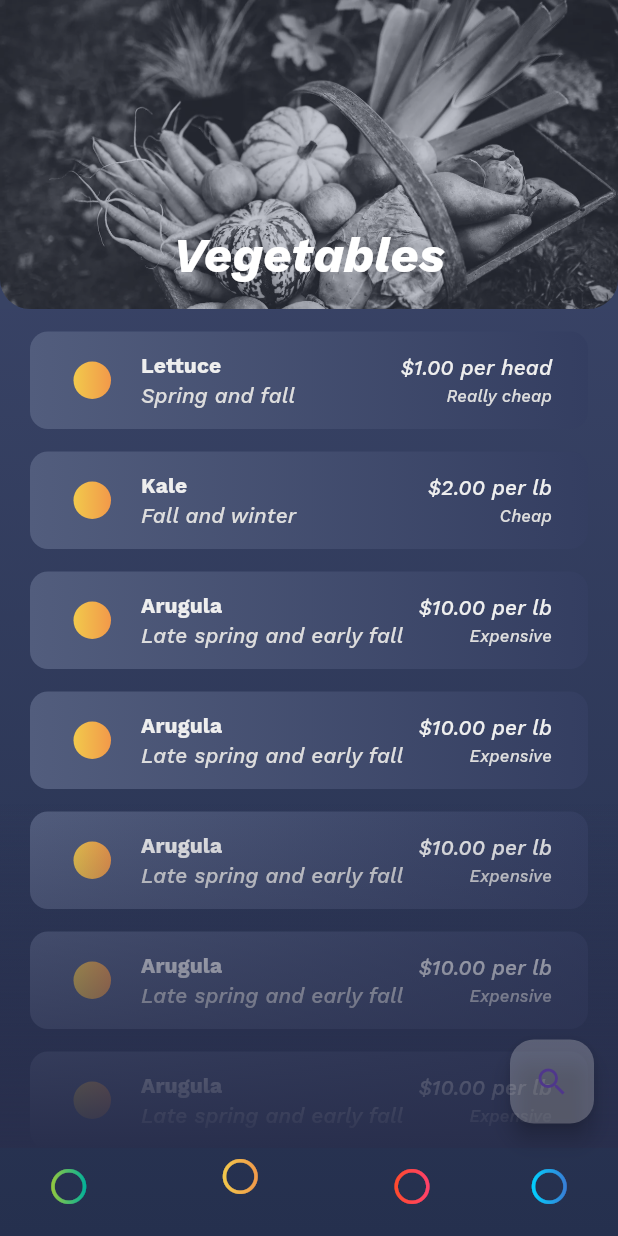
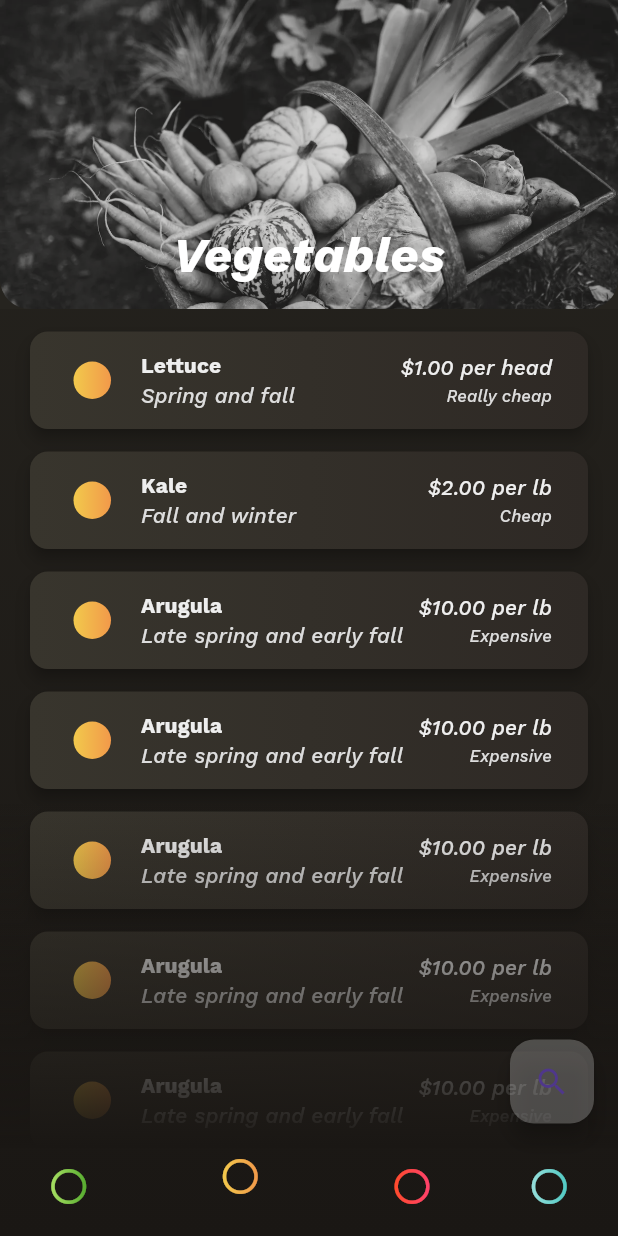
Before and after one commit to 3enedict/limelight, a Flutter app: the screen it shows after launch, on a phone screen of 412 x 824 dp. Run offline on Flutter 3.47's test engine with Material 2 defaults, Android fonts, the phone set to English and light mode, and no system bars; our stand-ins replace fluttericon, google_fonts; statements that could not run were skipped.

Commit message:
Fixed colorscheme (tinted grays with accent color)

```diff
--- /dev/null
+++ b/lib/gradients.dart
@@ -0,0 +1,50 @@
+library gradients;
+
+import 'package:flutter/material.dart';
+
+const limelightGradient = [
+  Color(0xFF41cdc9),
+  Color(0xFF3aaada),
+];
+
+const leafyGreensGradient = [
+  Color(0xFFa8e063),
+  Color(0xFF56ab2f),
+];
+
+const vegetablesGradient = [
+  Color(0xFFF2C94C),
+  Color(0xFFF2994A),
+];
+
+const meatGradient = [
+  Color(0xFFFF4B2B),
+  Color(0xFFFF416C),
+];
+
+const fishGradient = [
+  Color(0xFF96DEDA),
+  Color(0xFF50C9C3),
+];
+
+List<Color> toBackgroundGradient(List<Color> gradient) {
+  return [
+    toBackgroundColor(gradient[0], 0.15, 0.2),
+    toBackgroundColor(gradient[1], 0.10, 0.2),
+  ];
+}
+
+List<Color> toSurfaceGradient(List<Color> gradient) {
+  return [
+    toBackgroundColor(gradient[0], 0.22, 0.2),
+    toBackgroundColor(gradient[1], 0.18, 0.2),
+  ];
+}
+
+Color toBackgroundColor(Color color, double value, double saturation) {
+  var hsvColor = HSVColor.fromColor(color);
+  hsvColor = hsvColor.withValue(value);
+  hsvColor = hsvColor.withSaturation(saturation);
+
+  return hsvColor.toColor();
+}
--- a/lib/pages/ingredients_page.dart
+++ b/lib/pages/ingredients_page.dart
@@ -6,6 +6,7 @@ import 'package:limelight/pages/ingredients_subpages/leafy_greens_page.dart';
 import 'package:limelight/pages/ingredients_subpages/vegetables_page.dart';
 import 'package:limelight/pages/ingredients_subpages/meat_page.dart';
 import 'package:limelight/pages/ingredients_subpages/fish_page.dart';
+import 'package:limelight/gradients.dart';
 
 class IngredientsPage extends StatefulWidget {
   const IngredientsPage({super.key});
@@ -23,15 +24,19 @@ class IngredientsPageState extends State<IngredientsPage> {
     const FishPage(),
   ];
 
+  final _gradients = [
+    leafyGreensGradient,
+    vegetablesGradient,
+    meatGradient,
+    fishGradient,
+  ];
+
   @override
   Widget build(BuildContext context) {
     return Container(
-      decoration: const BoxDecoration(
+      decoration: BoxDecoration(
         gradient: LinearGradient(
-          colors: [
-            Color(0xFF3e486c),
-            Color(0xFF25304e),
-          ],
+          colors: toBackgroundGradient(_gradients[_currentIndex]),
           begin: Alignment.topCenter,
           end: Alignment.bottomCenter,
         ),
@@ -47,18 +52,10 @@ class IngredientsPageState extends State<IngredientsPage> {
           selectedItemColor: Colors.white,
           unselectedItemColor: Colors.white,
           items: [
-            bottomNavBarItem(
-              [const Color(0xFF96c93d), const Color(0xFF00b09b)],
-            ),
-            bottomNavBarItem(
-              [const Color(0xFFF2C94C), const Color(0xFFF2994A)],
-            ),
-            bottomNavBarItem(
-              [const Color(0xFFFF4B2B), const Color(0xFFFF416C)],
-            ),
-            bottomNavBarItem(
-              [const Color(0xFF00d2ff), const Color(0xFF3a7bd5)],
-            ),
+            bottomNavBarItem(leafyGreensGradient),
+            bottomNavBarItem(vegetablesGradient),
+            bottomNavBarItem(meatGradient),
+            bottomNavBarItem(fishGradient),
           ],
         ),
         floatingActionButton: FloatingActionButton(
@@ -79,9 +76,7 @@ BottomNavigationBarItem bottomNavBarItem(List<Color> gradient) {
   return BottomNavigationBarItem(
     icon: ShaderMask(
       shaderCallback: (Rect bounds) {
-        return LinearGradient(
-          colors: gradient,
-        ).createShader(bounds);
+        return LinearGradient(colors: gradient).createShader(bounds);
       },
       blendMode: BlendMode.srcIn,
       child: const Icon(
--- a/lib/pages/ingredients_subpages/vegetables_page.dart
+++ b/lib/pages/ingredients_subpages/vegetables_page.dart
@@ -2,14 +2,10 @@ import 'package:flutter/material.dart';
 
 import 'package:limelight/widgets/page.dart';
 import 'package:limelight/widgets/ingredient.dart';
+import 'package:limelight/gradients.dart';
 
 class VegetablesPage extends StatelessWidget {
   const VegetablesPage({super.key});
-
-  final _gradient = const [
-    Color(0xFFF2C94C),
-    Color(0xFFF2994A),
-  ];
 
   @override
   Widget build(BuildContext context) {
@@ -19,55 +15,56 @@ class VegetablesPage extends StatelessWidget {
         season: 'Spring and fall',
         price: '\$1.00 per head',
         cheapness: 'Really cheap',
-        gradient: _gradient,
+        gradient: vegetablesGradient,
       ),
       IngredientData(
         name: 'Kale',
         season: 'Fall and winter',
         price: '\$2.00 per lb',
         cheapness: 'Cheap',
-        gradient: _gradient,
+        gradient: vegetablesGradient,
       ),
       IngredientData(
         name: 'Arugula',
         season: 'Late spring and early fall',
         price: '\$10.00 per lb',
         cheapness: 'Expensive',
-        gradient: _gradient,
+        gradient: vegetablesGradient,
       ),
       IngredientData(
         name: 'Arugula',
         season: 'Late spring and early fall',
         price: '\$10.00 per lb',
         cheapness: 'Expensive',
-        gradient: _gradient,
+        gradient: vegetablesGradient,
       ),
       IngredientData(
         name: 'Arugula',
         season: 'Late spring and early fall',
         price: '\$10.00 per lb',
         cheapness: 'Expensive',
-        gradient: _gradient,
+        gradient: vegetablesGradient,
       ),
       IngredientData(
         name: 'Arugula',
         season: 'Late spring and early fall',
         price: '\$10.00 per lb',
         cheapness: 'Expensive',
-        gradient: _gradient,
+        gradient: vegetablesGradient,
       ),
       IngredientData(
         name: 'Arugula',
         season: 'Late spring and early fall',
         price: '\$10.00 per lb',
         cheapness: 'Expensive',
-        gradient: _gradient,
+        gradient: vegetablesGradient,
       ),
     ];
 
     return DefaultPage(
       title: 'Vegetables',
       titleBackground: const AssetImage('assets/Vegetables.webp'),
+      backgroundGradient: toBackgroundGradient(vegetablesGradient),
       items: SliverList(
         delegate: SliverChildBuilderDelegate(
           (BuildContext context, int index) {
--- a/lib/widgets/button_item.dart
+++ b/lib/widgets/button_item.dart
@@ -8,6 +8,7 @@ class ButtonItem extends StatefulWidget {
   final String info;
   final String subInfo;
   final List<Color> accentGradient;
+  final List<Color> backgroundGradient;
 
   const ButtonItem({
     super.key,
@@ -16,6 +17,7 @@ class ButtonItem extends StatefulWidget {
     required this.info,
     required this.subInfo,
     required this.accentGradient,
+    required this.backgroundGradient,
   });
 
   @override
@@ -38,9 +40,8 @@ class ButtonItemState extends State<ButtonItem>
       accentGradient: _enabled
           ? const [Color(0xBBFFFFFF), Color(0xBBFFFFFF)]
           : widget.accentGradient,
-      backgroundGradient: _enabled
-          ? widget.accentGradient
-          : const [Color(0xFF525d7d), Color(0xFF343e61)],
+      backgroundGradient:
+          _enabled ? widget.accentGradient : widget.backgroundGradient,
       onPressed: () => setState(() => _enabled = !_enabled),
     );
   }
--- a/lib/widgets/ingredient.dart
+++ b/lib/widgets/ingredient.dart
@@ -2,6 +2,7 @@ import 'package:flutter/material.dart';
 
 import 'package:limelight/widgets/item.dart';
 import 'package:limelight/widgets/button_item.dart';
+import 'package:limelight/gradients.dart';
 
 class IngredientData {
   final String name;
@@ -25,6 +26,7 @@ class IngredientData {
       info: price,
       subInfo: cheapness,
       accentGradient: gradient,
+      backgroundGradient: toSurfaceGradient(gradient),
       onPressed: onPressed,
     );
   }
@@ -36,6 +38,7 @@ class IngredientData {
       info: price,
       subInfo: cheapness,
       accentGradient: gradient,
+      backgroundGradient: toSurfaceGradient(gradient),
     );
   }
 }
--- a/lib/widgets/item.dart
+++ b/lib/widgets/item.dart
@@ -1,15 +1,17 @@
 import 'package:flutter/material.dart';
 
 import 'package:google_fonts/google_fonts.dart';
+
+import 'package:limelight/gradients.dart';
 
 class Item extends StatelessWidget {
   final String title;
   final String subTitle;
   final String info;
   final String subInfo;
+  final VoidCallback onPressed;
   final List<Color> accentGradient;
   final List<Color> backgroundGradient;
-  final VoidCallback onPressed;
 
   const Item({
     super.key,
@@ -17,20 +19,18 @@ class Item extends StatelessWidget {
     required this.subTitle,
     required this.info,
     required this.subInfo,
-    this.accentGradient = const [
-      Color(0xFF8E2DE2),
-      Color(0xFF4A00E0),
-    ],
-    this.backgroundGradient = const [
-      Color(0xFF525d7d),
-      Color(0xFF343e61),
-    ],
     required this.onPressed,
+    required this.accentGradient,
+    required this.backgroundGradient,
   });
 
   @override
   Widget build(BuildContext context) {
-    return Container(
+    return Card(
+      color: Colors.transparent,
+      elevation: 4,
+      margin: const EdgeInsets.fromLTRB(20, 15, 20, 0),
+      child: Container(
         decoration: BoxDecoration(
           borderRadius: BorderRadius.circular(12),
           gradient: LinearGradient(
@@ -39,7 +39,6 @@ class Item extends StatelessWidget {
             end: Alignment.centerRight,
           ),
         ),
-      margin: const EdgeInsets.fromLTRB(20, 15, 20, 0),
         child: ElevatedButton(
           style: ElevatedButton.styleFrom(
             backgroundColor: Colors.transparent,
@@ -54,11 +53,7 @@ class Item extends StatelessWidget {
               Container(
                 decoration: BoxDecoration(
                   borderRadius: BorderRadius.circular(15),
-                gradient: LinearGradient(
-                  colors: accentGradient,
-                  begin: Alignment.centerLeft,
-                  end: Alignment.centerRight,
-                ),
+                  gradient: LinearGradient(colors: accentGradient),
                 ),
                 margin: const EdgeInsets.fromLTRB(5, 20, 20, 20),
                 height: 25,
@@ -123,6 +118,7 @@ class Item extends StatelessWidget {
             ],
           ),
         ),
+      ),
     );
   }
 }
--- a/lib/widgets/page.dart
+++ b/lib/widgets/page.dart
@@ -6,6 +6,7 @@ class DefaultPage extends StatelessWidget {
   final String title;
   final AssetImage titleBackground;
   final Widget items;
+  final List<Color> backgroundGradient;
   final double padding;
 
   const DefaultPage({
@@ -13,6 +14,7 @@ class DefaultPage extends StatelessWidget {
     required this.title,
     required this.titleBackground,
     required this.items,
+    required this.backgroundGradient,
     this.padding = 180,
   });
 
@@ -20,14 +22,14 @@ class DefaultPage extends StatelessWidget {
   Widget build(BuildContext context) {
     return ShaderMask(
       shaderCallback: (bound) {
-        return const LinearGradient(
+        return LinearGradient(
             end: FractionalOffset.topCenter,
             begin: FractionalOffset.bottomCenter,
             colors: [
-              Color(0xFF292f4d),
-              Color(0x00292f4d),
+              backgroundGradient[1],
+              backgroundGradient[1].withAlpha(0),
             ],
-            stops: [
+            stops: const [
               0.0,
               0.3,
             ]).createShader(bound);
@@ -38,11 +40,11 @@ class DefaultPage extends StatelessWidget {
         child: CustomScrollView(
           slivers: <Widget>[
             SliverAppBar(
-              pinned: true,
+              pinned: false,
               snap: false,
               floating: false,
               expandedHeight: MediaQuery.of(context).size.height * 0.25,
-              backgroundColor: const Color(0xFF384364),
+              backgroundColor: backgroundGradient[0],
               flexibleSpace: FlexibleSpaceBar(
                 centerTitle: true,
                 title: Text(
@@ -72,12 +74,12 @@ class DefaultPage extends StatelessWidget {
                     ),
                   ),
                   child: Container(
-                    decoration: const BoxDecoration(
-                      borderRadius: BorderRadius.vertical(
+                    decoration: BoxDecoration(
+                      borderRadius: const BorderRadius.vertical(
                         top: Radius.circular(0),
                         bottom: Radius.circular(20),
                       ),
-                      color: Color(0x44384364),
+                      color: backgroundGradient[0].withAlpha(40),
                     ),
                   ),
                 ),
--- a/lib/widgets/recipe.dart
+++ b/lib/widgets/recipe.dart
@@ -2,6 +2,7 @@ import 'package:flutter/material.dart';
 
 import 'package:limelight/widgets/item.dart';
 import 'package:limelight/widgets/button_item.dart';
+import 'package:limelight/gradients.dart';
 
 class RecipeData {
   final String name;
@@ -25,6 +26,7 @@ class RecipeData {
       info: time,
       subInfo: easiness,
       accentGradient: gradient,
+      backgroundGradient: toSurfaceGradient(gradient),
       onPressed: onPressed,
     );
   }
@@ -36,6 +38,7 @@ class RecipeData {
       info: time,
       subInfo: easiness,
       accentGradient: gradient,
+      backgroundGradient: toSurfaceGradient(gradient),
     );
   }
 }
```
Also changed, not shown: lib/pages/ingredients_subpages/fish_page.dart (+65 -12 lines), lib/pages/ingredients_subpages/leafy_greens_page.dart (+9 -12 lines), lib/pages/ingredients_subpages/meat_page.dart (+9 -12 lines), lib/pages/recipes_page.dart (+8 -14 lines), lib/pages/shopping_list_page.dart (+8 -21 lines). Lines whose indentation alone changed are shown as unchanged.
